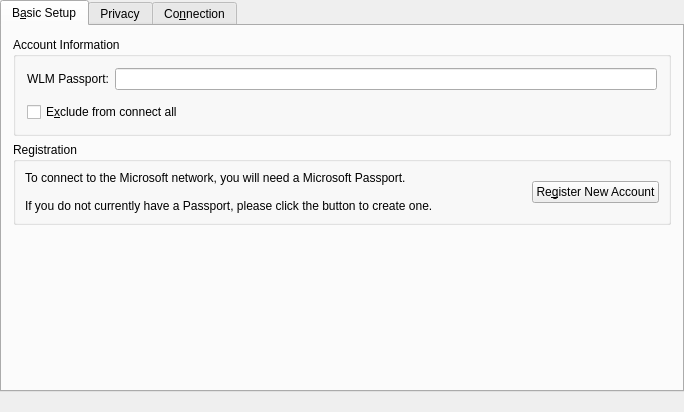
KDE/kopete, file protocols/wlm/ui/wlmaccountpreferences.ui: the form before one commit.
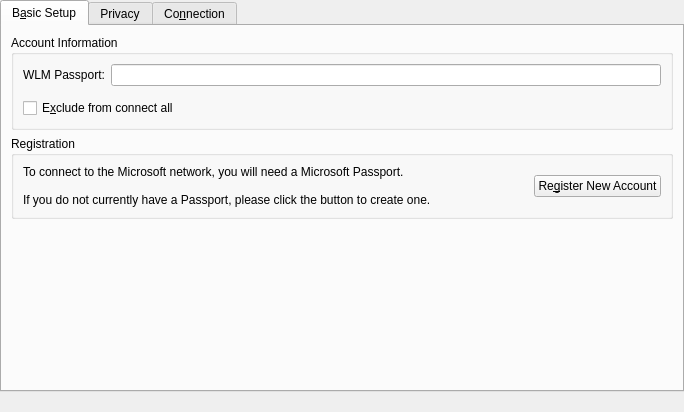
The form after the commit. Custom widgets are drawn as their Qt base class.

Patch:
```diff
--- a/protocols/wlm/ui/wlmaccountpreferences.ui
+++ b/protocols/wlm/ui/wlmaccountpreferences.ui
@@ -409,8 +409,6 @@
    </item>
   </layout>
  </widget>
- <layoutdefault spacing="6" margin="11"/>
- <pixmapfunction>qPixmapFromMimeSource</pixmapfunction>
  <customwidgets>
   <customwidget>
    <class>KLineEdit</class>
```
